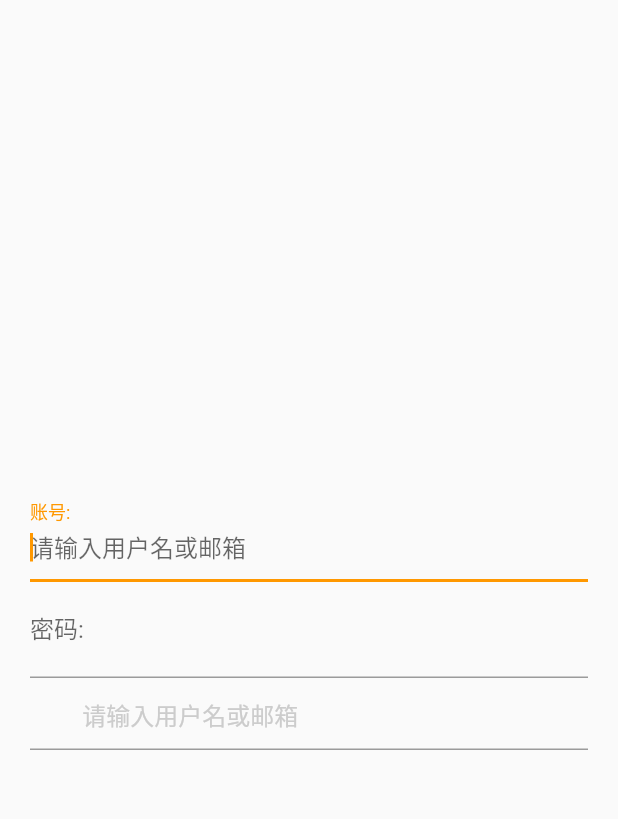
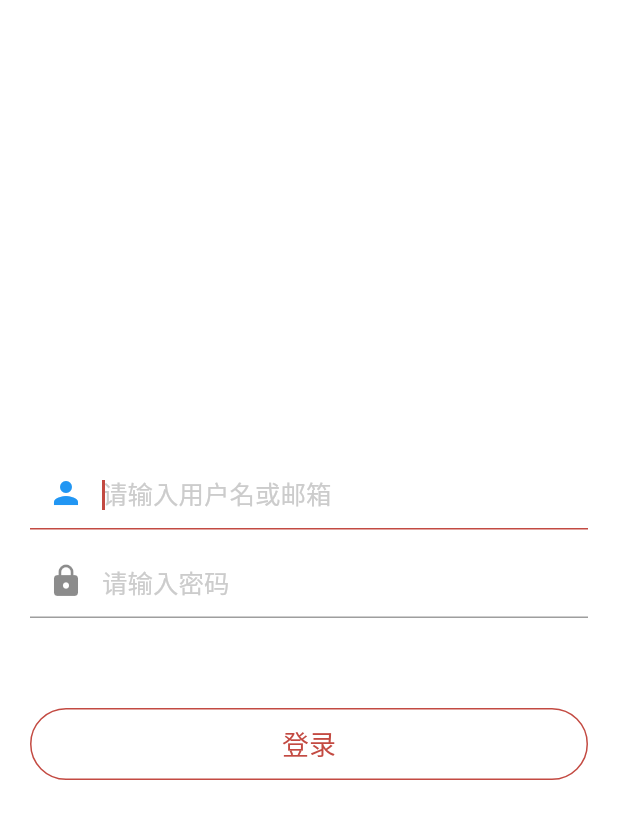
Before and after one commit to sunfusheng/github_flutter, a Flutter app: the screen it shows after launch, on a phone screen of 412 x 824 dp. Shown: the top 819 px of the screen. Run offline on Flutter 3.47's test engine with Material 2 defaults, Android fonts, the phone set to English and light mode, and no system bars.

Commit message:
构建登录页

```diff
--- a/lib/main.dart
+++ b/lib/main.dart
@@ -1,5 +1,7 @@
 import 'package:flutter/material.dart';
-import 'package:github_flutter/widget/EditTextWidget.dart';
+
+import 'pages/LoginPage.dart';
+import 'resource/ThemeRes.dart';
 
 void main() {
   runApp(MyApp());
@@ -10,64 +12,8 @@ class MyApp extends StatelessWidget {
   Widget build(BuildContext context) {
     return MaterialApp(
       title: 'GitHub LoginPage',
-      theme: ThemeData(
-        primarySwatch: Colors.orange,
-      ),
+      theme: ThemeRes.mainTheme,
       home: LoginPage(),
     );
   }
 }
-
-class LoginPage extends StatefulWidget {
-  @override
-  _LoginPageState createState() => _LoginPageState();
-}
-
-class _LoginPageState extends State<LoginPage> {
-  @override
-  Widget build(BuildContext context) {
-    return Scaffold(
-      body: Center(
-        child: Padding(
-          padding: EdgeInsets.only(left: 20, right: 20),
-          child: Form(
-            key: null,
-            child: Column(
-              mainAxisAlignment: MainAxisAlignment.center,
-              children: <Widget>[
-                TextFormField(
-                  autofocus: true,
-                  decoration: InputDecoration(
-                    hintText: '请输入用户名或邮箱',
-                    labelText: '账号: ',
-                  ),
-                  validator: (text) {
-                    return null;
-                  },
-                ),
-                TextFormField(
-                  autofocus: true,
-                  decoration: InputDecoration(
-                    hintText: '请输入密码',
-                    labelText: '密码: ',
-                  ),
-                  validator: (text) {
-                    return null;
-                  },
-                ),
-                EditTextWidget(
-                  maxLines: 1,
-                  maxLength: 100,
-                  keyboardType: TextInputType.text,
-                  hintText: '请输入用户名或邮箱',
-                  hintStyle: TextStyle(color: Color(0xffcccccc)),
-                  textStyle: TextStyle(color: Color(0xff333333)),
-                ),
-              ],
-            ),
-          ),
-        ),
-      ),
-    );
-  }
-}
--- /dev/null
+++ b/lib/pages/LoginPage.dart
@@ -0,0 +1,111 @@
+import 'package:flutter/material.dart';
+import 'package:github_flutter/resource/ColorRes.dart';
+import 'package:github_flutter/resource/StringRes.dart';
+
+class LoginPage extends StatefulWidget {
+  @override
+  _LoginPageState createState() => _LoginPageState();
+}
+
+class _LoginPageState extends State<LoginPage> {
+  Widget createUsernameWidget() {
+    return TextFormField(
+      autofocus: true,
+      decoration: InputDecoration(
+        hintText: StringRes.inputUsernameHint,
+        hintStyle: TextStyle(
+          color: ColorRes.font4,
+          fontSize: 17,
+        ),
+        prefixIcon: Icon(Icons.person),
+        border: UnderlineInputBorder(
+          borderSide: BorderSide(width: 1, color: ColorRes.font4),
+        ),
+        focusedBorder: UnderlineInputBorder(
+          borderSide: BorderSide(width: 1, color: ColorRes.colorPrimary),
+        ),
+      ),
+      style: TextStyle(
+        color: ColorRes.font1,
+        fontSize: 17,
+      ),
+      cursorColor: ColorRes.colorPrimary,
+    );
+  }
+
+  Widget createPasswordWidget() {
+    return TextFormField(
+      autofocus: true,
+      decoration: InputDecoration(
+        hintText: StringRes.inputPasswordHint,
+        hintStyle: TextStyle(
+          color: ColorRes.font4,
+          fontSize: 17,
+        ),
+        prefixIcon: Icon(Icons.lock),
+        border: UnderlineInputBorder(
+          borderSide: BorderSide(width: 1, color: ColorRes.font4),
+        ),
+        focusedBorder: UnderlineInputBorder(
+          borderSide: BorderSide(width: 1, color: ColorRes.colorPrimary),
+        ),
+      ),
+      style: TextStyle(
+        color: ColorRes.font1,
+        fontSize: 17,
+      ),
+      cursorColor: ColorRes.colorPrimary,
+    );
+  }
+
+  Widget createLoginWidget() {
+    return OutlineButton(
+      child: SizedBox(
+        height: 48,
+        child: Center(
+          child: Text(
+            StringRes.login,
+            style: TextStyle(color: ColorRes.colorPrimary, fontSize: 18),
+          ),
+        ),
+      ),
+      shape: RoundedRectangleBorder(
+        side: BorderSide(color: ColorRes.colorPrimary, width: 1),
+        borderRadius: BorderRadius.all(Radius.circular(24)),
+      ),
+      color: Colors.white,
+      highlightColor: ColorRes.colorPrimary_30,
+      splashColor: Colors.white,
+      highlightedBorderColor: ColorRes.colorPrimary,
+      borderSide: BorderSide(color: ColorRes.colorPrimary),
+      onPressed: login,
+    );
+  }
+
+  void login() {}
+
+  @override
+  Widget build(BuildContext context) {
+    return Scaffold(
+      backgroundColor: Colors.white,
+      body: Center(
+        child: Padding(
+          padding: EdgeInsets.only(left: 20, right: 20),
+          child: Form(
+            key: null,
+            child: Column(
+              mainAxisAlignment: MainAxisAlignment.center,
+              children: <Widget>[
+                createUsernameWidget(),
+                SizedBox(height: 10),
+                createPasswordWidget(),
+                SizedBox(height: 60),
+                createLoginWidget(),
+              ],
+            ),
+          ),
+        ),
+      ),
+    );
+  }
+}
--- /dev/null
+++ b/lib/resource/ColorRes.dart
@@ -0,0 +1,13 @@
+import 'package:flutter/material.dart';
+
+class ColorRes {
+  static const Color colorPrimary = Color(0xFFC34A42);
+  static const Color colorPrimary_50 = Color(0x80C34A42);
+  static const Color colorPrimary_30 = Color(0x4DC34A42);
+
+  static const Color font0 = Color(0xFF000000);
+  static const Color font1 = Color(0xFF333333);
+  static const Color font2 = Color(0xFF666666);
+  static const Color font3 = Color(0xFF999999);
+  static const Color font4 = Color(0xFFCCCCCC);
+}
--- /dev/null
+++ b/lib/resource/StringRes.dart
@@ -0,0 +1,5 @@
+class StringRes {
+  static const String inputUsernameHint = '请输入用户名或邮箱';
+  static const String inputPasswordHint = '请输入密码';
+  static const String login = '登录';
+}
--- /dev/null
+++ b/lib/resource/ThemeRes.dart
@@ -0,0 +1,11 @@
+import 'package:flutter/material.dart';
+
+import 'ColorRes.dart';
+
+class ThemeRes {
+  static ThemeData mainTheme = ThemeData(
+    primaryColor: ColorRes.colorPrimary,
+    focusColor: ColorRes.colorPrimary,
+    backgroundColor: Colors.white,
+  );
+}
--- a/pubspec.yaml
+++ b/pubspec.yaml
@@ -23,6 +23,7 @@ dependencies:
   # The following adds the Cupertino Icons font to your application.
   # Use with the CupertinoIcons class for iOS style icons.
   cupertino_icons: ^0.1.2
+  font_awesome_flutter: ^8.4.0
 
 dev_dependencies:
   flutter_test:
```
Also changed, not shown: lib/widgets/EditTextWidget.dart (renamed from lib/widget/EditTextWidget.dart), pubspec.lock, 1 other file.
